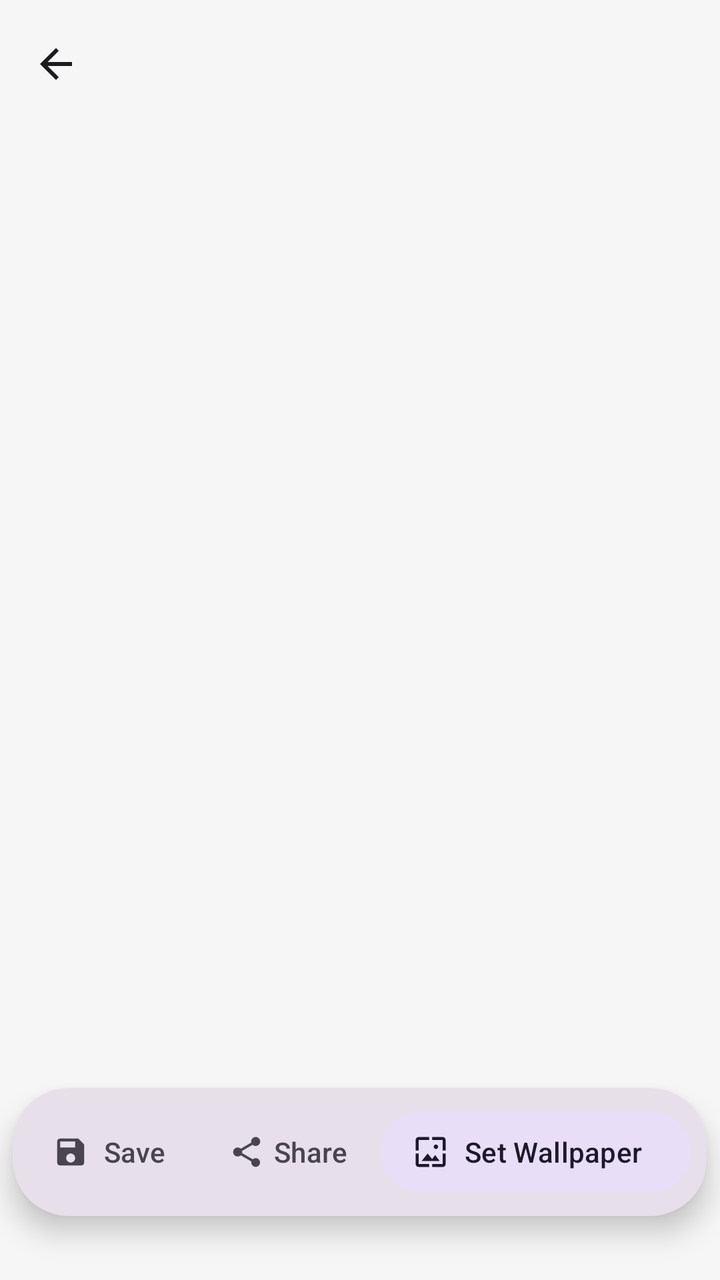
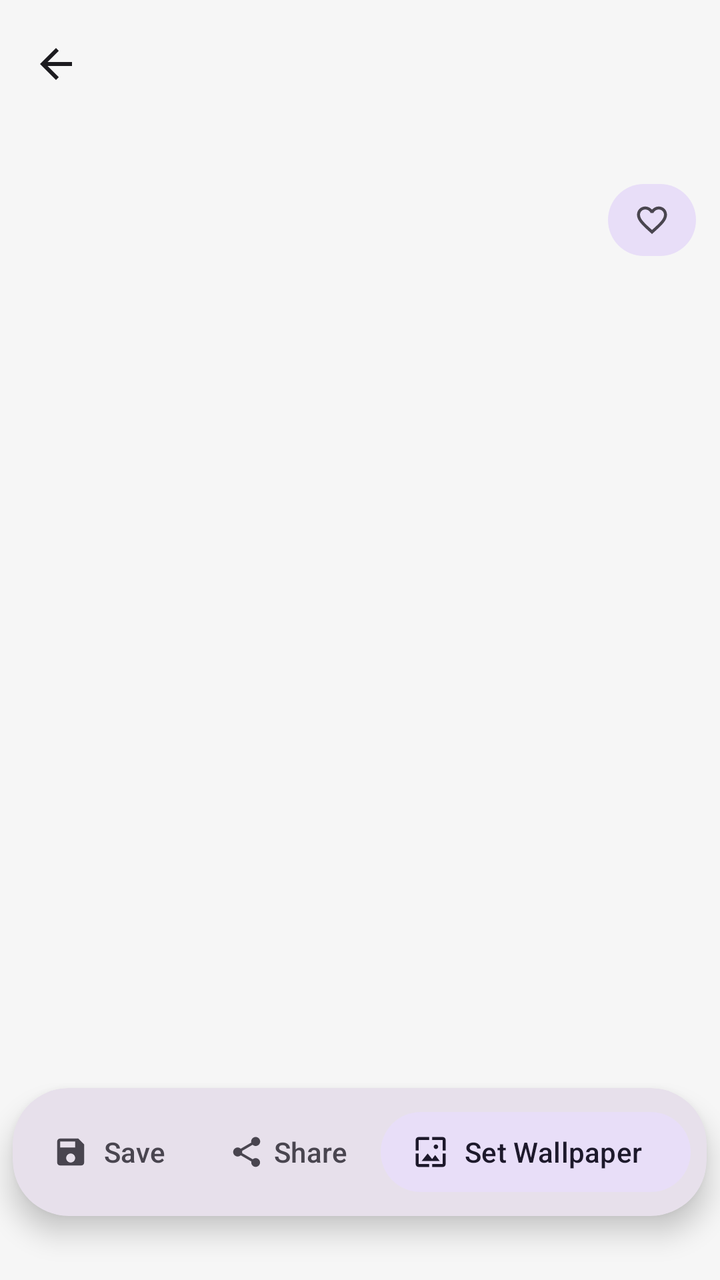

Two renders of the same Android screen: before a commit and after it. Below are the layout's source before the change and the commit's diff.
<!-- AndroidManifest.xml: application theme AppTheme -->
<!-- res/layout/activity_image.xml -->
<?xml version="1.0" encoding="utf-8"?>
<androidx.coordinatorlayout.widget.CoordinatorLayout xmlns:android="http://schemas.android.com/apk/res/android"
    xmlns:app="http://schemas.android.com/apk/res-auto"
    xmlns:tools="http://schemas.android.com/tools"
    android:layout_width="match_parent"
    android:layout_height="match_parent"
    android:background="@color/background"
    tools:context=".ImageActivity">

    <ImageView
        android:id="@+id/image_view"
        android:layout_width="match_parent"
        android:layout_height="match_parent"
        android:contentDescription="@string/wallpaper_image_desc"
        android:scaleType="centerCrop" />

    <ImageView
        android:id="@+id/double_tap_heart"
        android:layout_width="96dp"
        android:layout_height="96dp"
        android:layout_gravity="center"
        android:alpha="0"
        android:importantForAccessibility="no"
        android:src="@drawable/ic_favorite_24"
        android:tint="@color/primary"
        android:visibility="gone" />

    <com.google.android.material.appbar.AppBarLayout
        android:layout_width="match_parent"
        android:layout_height="wrap_content"
        android:background="@android:color/transparent"
        app:elevation="0dp">

        <com.google.android.material.appbar.MaterialToolbar
            android:id="@+id/toolbar"
            android:layout_width="match_parent"
            android:layout_height="?attr/actionBarSize"
            app:navigationIcon="?attr/homeAsUpIndicator"
            app:navigationIconTint="@color/onSurface" />

    </com.google.android.material.appbar.AppBarLayout>

    <com.google.android.material.card.MaterialCardView
        android:id="@+id/swipe_hint_card"
        android:layout_width="wrap_content"
        android:layout_height="wrap_content"
        android:layout_gravity="top|center_horizontal"
        android:layout_marginTop="88dp"
        android:visibility="gone"
        app:cardBackgroundColor="@color/surfaceVariant"
        app:cardCornerRadius="18dp"
        app:cardElevation="4dp"
        app:contentPadding="10dp">

        <LinearLayout
            android:layout_width="wrap_content"
            android:layout_height="wrap_content"
            android:gravity="center_vertical"
            android:orientation="horizontal">

            <TextView
                android:layout_width="wrap_content"
                android:layout_height="wrap_content"
                android:text="@string/swipe_hint"
                android:textColor="@color/onSurfaceVariant"
                android:textSize="13sp" />

            <com.google.android.material.button.MaterialButton
                android:id="@+id/swipe_hint_dismiss"
                style="@style/Widget.Material3.Button.TextButton"
                android:layout_width="wrap_content"
                android:layout_height="wrap_content"
                android:minWidth="0dp"
                android:text="@string/got_it"
                android:textAllCaps="false" />
        </LinearLayout>

    </com.google.android.material.card.MaterialCardView>

    <com.google.android.material.card.MaterialCardView
        android:id="@+id/action_card"
        android:layout_width="wrap_content"
        android:layout_height="wrap_content"
        android:layout_gravity="bottom|center_horizontal"
        android:layout_marginBottom="32dp"
        app:cardCornerRadius="28dp"
        app:cardElevation="8dp"
        app:contentPadding="8dp"
        app:strokeWidth="0dp"
        app:cardBackgroundColor="@color/surfaceVariant">

        <LinearLayout
            android:layout_width="wrap_content"
            android:layout_height="wrap_content"
            android:orientation="horizontal">


            <com.google.android.material.button.MaterialButton
                android:id="@+id/btn_save"
                style="@style/Widget.Material3.Button.TextButton.Icon"
                android:layout_width="wrap_content"
                android:layout_height="wrap_content"
                android:text="@string/save"
                app:icon="@drawable/ic_save_black_24dp"
                app:iconTint="@color/onSurfaceVariant"
                android:textColor="@color/onSurfaceVariant" />

            <com.google.android.material.button.MaterialButton
                android:id="@+id/btn_share"
                style="@style/Widget.Material3.Button.TextButton.Icon"
                android:layout_width="wrap_content"
                android:layout_height="wrap_content"
                android:text="@string/share"
                app:icon="@drawable/ic_share_white_24dp"
                app:iconTint="@color/onSurfaceVariant"
                android:textColor="@color/onSurfaceVariant" />

            <com.google.android.material.button.MaterialButton
                android:id="@+id/btn_wall"
                style="@style/Widget.Material3.Button.TonalButton.Icon"
                android:layout_width="wrap_content"
                android:layout_height="wrap_content"
                android:text="@string/set_wallpaper"
                app:icon="@drawable/ic_wallpaper_white_24dp"
                app:cardCornerRadius="20dp" />

        </LinearLayout>
    </com.google.android.material.card.MaterialCardView>

</androidx.coordinatorlayout.widget.CoordinatorLayout>
<!-- resources referenced by this layout -->
<resources>
  <color name="background">#F6F6F6</color>
  <color name="onSurface">#1C1B1F</color>
  <color name="onSurfaceVariant">#49454F</color>
  <color name="primary">#4F378B</color>
  <color name="surfaceVariant">#E7E0EB</color>
  <!-- drawable ic_favorite_24 (drawable) -->
  <vector xmlns:android="http://schemas.android.com/apk/res/android"
      android:width="24dp"
      android:height="24dp"
      android:viewportWidth="24"
      android:viewportHeight="24">
      <path
          android:fillColor="#FF000000"
          android:pathData="M12,21.35l-1.45,-1.32C5.4,15.36 2,12.28 2,8.5 2,5.42 4.42,3 7.5,3c1.74,0 3.41,0.81 4.5,2.09C13.09,3.81 14.76,3 16.5,3 19.58,3 22,5.42 22,8.5c0,3.78 -3.4,6.86 -8.55,11.54L12,21.35z"/>
  </vector>
  <!-- drawable ic_save_black_24dp (drawable) -->
  <vector android:height="24dp" android:tint="#FFFFFF"
      android:viewportHeight="24.0" android:viewportWidth="24.0"
      android:width="24dp" xmlns:android="http://schemas.android.com/apk/res/android">
      <path android:fillColor="#FF000000" android:pathData="M17,3L5,3c-1.11,0 -2,0.9 -2,2v14c0,1.1 0.89,2 2,2h14c1.1,0 2,-0.9 2,-2L21,7l-4,-4zM12,19c-1.66,0 -3,-1.34 -3,-3s1.34,-3 3,-3 3,1.34 3,3 -1.34,3 -3,3zM15,9L5,9L5,5h10v4z"/>
  </vector>
  <!-- drawable ic_wallpaper_white_24dp (drawable) -->
  <vector android:height="24dp" android:tint="#fff"
      android:viewportHeight="24.0" android:viewportWidth="24.0"
      android:width="24dp" xmlns:android="http://schemas.android.com/apk/res/android">
      <path android:fillColor="#FF000000" android:pathData="M4,4h7L11,2L4,2c-1.1,0 -2,0.9 -2,2v7h2L4,4zM10,13l-4,5h12l-3,-4 -2.03,2.71L10,13zM17,8.5c0,-0.83 -0.67,-1.5 -1.5,-1.5S14,7.67 14,8.5s0.67,1.5 1.5,1.5S17,9.33 17,8.5zM20,2h-7v2h7v7h2L22,4c0,-1.1 -0.9,-2 -2,-2zM20,20h-7v2h7c1.1,0 2,-0.9 2,-2v-7h-2v7zM4,13L2,13v7c0,1.1 0.9,2 2,2h7v-2L4,20v-7z"/>
  </vector>
  <string name="got_it">Got it</string>
  <string name="save">Save</string>
  <string name="set_wallpaper">Set Wallpaper</string>
  <string name="share">Share</string>
  <string name="swipe_hint">Swipe left or right to browse wallpapers</string>
  <string name="wallpaper_image_desc">Wallpaper image</string>
  <color name="onPrimary">#FFFFFF</color>
  <color name="primaryContainer">#EADDFF</color>
  <color name="onPrimaryContainer">#21005D</color>
  <color name="secondary">#625B71</color>
  <color name="onSecondary">#FFFFFF</color>
  <color name="secondaryContainer">#E8DEF8</color>
  <color name="onSecondaryContainer">#1D192B</color>
  <color name="surface">#FFFFFF</color>
  <color name="outline">#79747E</color>
  <style name="DrawerIcon" parent="Widget.AppCompat.DrawerArrowToggle">
          <item name="color">@color/onSurface</item>
      </style>
  <style name="ThemeOverlay.App.MaterialAlertDialog" parent="ThemeOverlay.Material3.MaterialAlertDialog">
          <item name="colorSurface">@color/surface</item>
          <item name="colorOnSurface">@color/onSurface</item>
      </style>
  <!-- unchanged entries left out for length: 2 -->
</resources>

<!-- the commit's change to res/layout/activity_image.xml (unified diff, before → after) -->
@@ -77,6 +77,24 @@
 
     </com.google.android.material.card.MaterialCardView>
 
+    <com.google.android.material.button.MaterialButton
+        android:id="@+id/btn_favorite"
+        style="@style/Widget.Material3.Button.TonalButton.Icon"
+        android:layout_width="44dp"
+        android:layout_height="44dp"
+        android:layout_gravity="top|end"
+        android:layout_marginTop="88dp"
+        android:layout_marginEnd="12dp"
+        android:contentDescription="@string/favorite"
+        android:minWidth="44dp"
+        android:minHeight="44dp"
+        android:padding="0dp"
+        app:iconGravity="textStart"
+        app:iconPadding="0dp"
+        android:textColor="@color/favorite_button_tint"
+        app:icon="@drawable/ic_favorite_border_24"
+        app:iconTint="@color/favorite_button_tint" />
+
     <com.google.android.material.card.MaterialCardView
         android:id="@+id/action_card"
         android:layout_width="wrap_content"
<!-- resource entries referenced after the edit -->
@@ -15,6 +15,16 @@
           android:fillColor="#FF000000"
           android:pathData="M12,21.35l-1.45,-1.32C5.4,15.36 2,12.28 2,8.5 2,5.42 4.42,3 7.5,3c1.74,0 3.41,0.81 4.5,2.09C13.09,3.81 14.76,3 16.5,3 19.58,3 22,5.42 22,8.5c0,3.78 -3.4,6.86 -8.55,11.54L12,21.35z"/>
   </vector>
+  <!-- drawable ic_favorite_border_24 (drawable) -->
+  <vector xmlns:android="http://schemas.android.com/apk/res/android"
+      android:width="24dp"
+      android:height="24dp"
+      android:viewportWidth="24"
+      android:viewportHeight="24">
+      <path
+          android:fillColor="#FF000000"
+          android:pathData="M16.5,3c-1.74,0 -3.41,0.81 -4.5,2.09C10.91,3.81 9.24,3 7.5,3C4.42,3 2,5.42 2,8.5c0,3.78 3.4,6.86 8.55,11.54L12,21.35l1.45,-1.32C18.6,15.36 22,12.28 22,8.5C22,5.42 19.58,3 16.5,3zM12.1,18.55l-0.1,0.1 -0.1,-0.1C7.14,14.24 4,11.39 4,8.5C4,6.5 5.5,5 7.5,5c1.54,0 3.04,0.99 3.57,2.36h1.87C13.46,5.99 14.96,5 16.5,5c2,0 3.5,1.5 3.5,3.5C20,11.39 16.86,14.24 12.1,18.55z"/>
+  </vector>
   <!-- drawable ic_save_black_24dp (drawable) -->
   <vector android:height="24dp" android:tint="#FFFFFF"
       android:viewportHeight="24.0" android:viewportWidth="24.0"
@@ -27,6 +37,7 @@
       android:width="24dp" xmlns:android="http://schemas.android.com/apk/res/android">
       <path android:fillColor="#FF000000" android:pathData="M4,4h7L11,2L4,2c-1.1,0 -2,0.9 -2,2v7h2L4,4zM10,13l-4,5h12l-3,-4 -2.03,2.71L10,13zM17,8.5c0,-0.83 -0.67,-1.5 -1.5,-1.5S14,7.67 14,8.5s0.67,1.5 1.5,1.5S17,9.33 17,8.5zM20,2h-7v2h7v7h2L22,4c0,-1.1 -0.9,-2 -2,-2zM20,20h-7v2h7c1.1,0 2,-0.9 2,-2v-7h-2v7zM4,13L2,13v7c0,1.1 0.9,2 2,2h7v-2L4,20v-7z"/>
   </vector>
+  <string name="favorite">Favorite</string>
   <string name="got_it">Got it</string>
   <string name="save">Save</string>
   <string name="set_wallpaper">Set Wallpaper</string>
